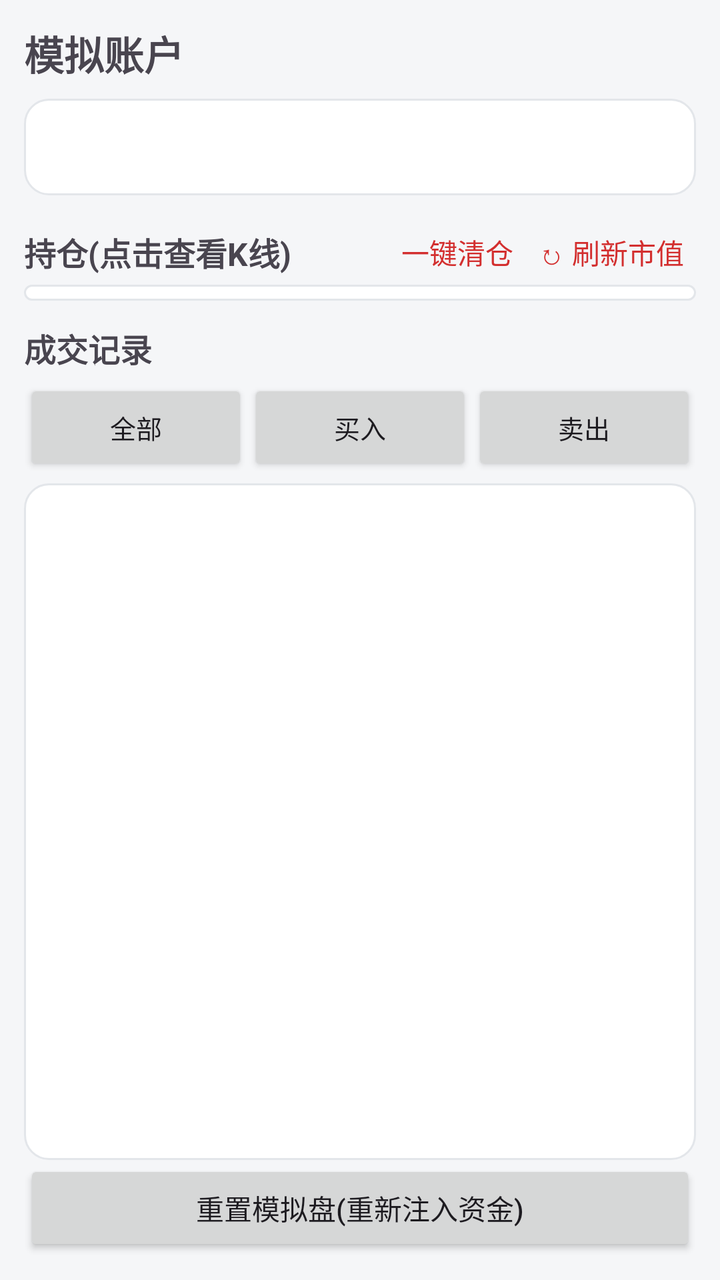
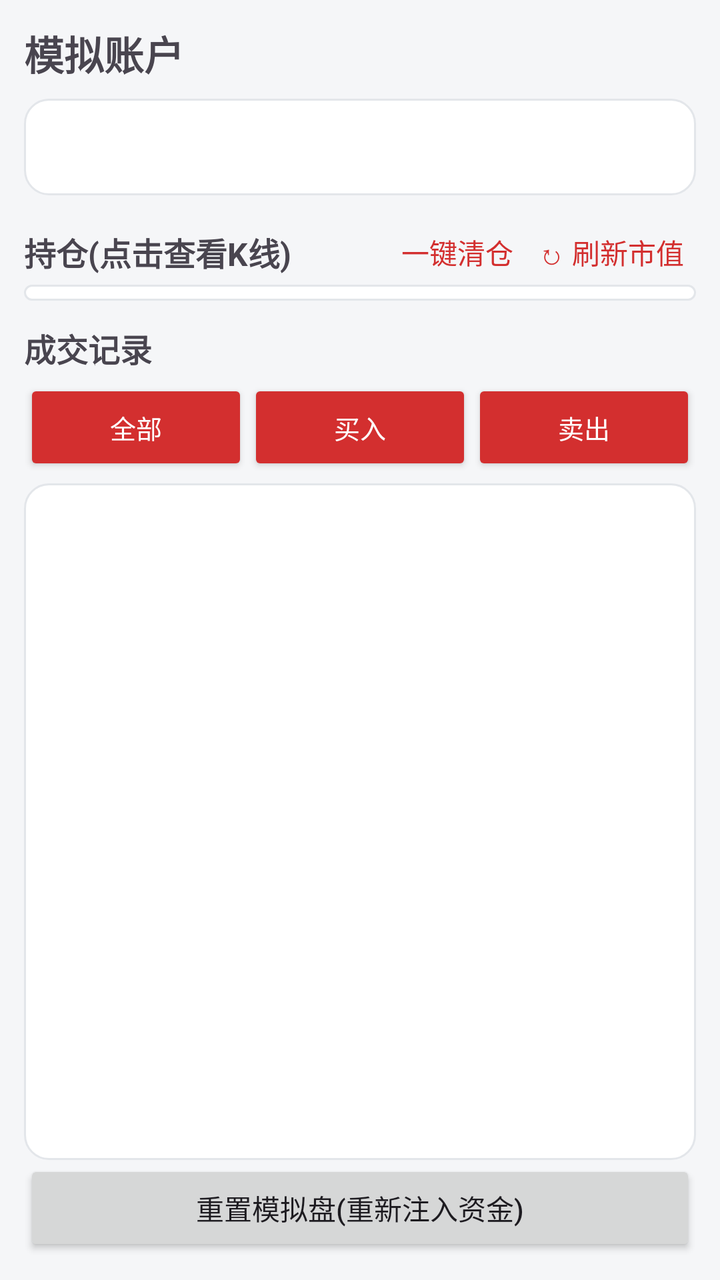

Before-and-after screenshots of an Android layout around one commit, followed by the original layout XML and the change that was made.
<!-- AndroidManifest.xml: application theme Theme.QuantApp -->
<!-- res/layout/fragment_account.xml -->
<?xml version="1.0" encoding="utf-8"?>
<LinearLayout xmlns:android="http://schemas.android.com/apk/res/android"
    android:layout_width="match_parent" android:layout_height="match_parent"
    android:orientation="vertical" android:padding="12dp">

    <TextView android:layout_width="wrap_content" android:layout_height="wrap_content"
        android:text="模拟账户" android:textSize="20sp" android:textStyle="bold" />

    <TextView android:id="@+id/tv_account_summary" android:layout_width="match_parent"
        android:layout_height="wrap_content" android:layout_marginTop="8dp" android:padding="14dp"
        android:background="@drawable/bg_card" android:textSize="15sp" />

    <LinearLayout android:layout_width="match_parent" android:layout_height="wrap_content"
        android:layout_marginTop="12dp" android:orientation="horizontal" android:gravity="center_vertical">
        <TextView android:layout_width="0dp" android:layout_height="wrap_content"
            android:layout_weight="1" android:text="持仓(点击查看K线)" android:textStyle="bold" android:textSize="16sp" />
        <TextView android:id="@+id/btn_clear_positions" android:layout_width="wrap_content"
            android:layout_height="wrap_content" android:padding="6dp" android:textColor="#D32F2F"
            android:textSize="14sp" android:text="一键清仓" />
        <TextView android:id="@+id/btn_refresh_positions" android:layout_width="wrap_content"
            android:layout_height="wrap_content" android:padding="6dp" android:textColor="#D32F2F"
            android:textSize="14sp" android:text="↻ 刷新市值" />
    </LinearLayout>
    <ListView android:id="@+id/list_positions" android:layout_width="match_parent"
        android:layout_height="wrap_content" android:background="@drawable/bg_card"
        android:padding="4dp" android:divider="@color/bg" android:dividerHeight="1dp" />

    <TextView android:layout_width="wrap_content" android:layout_height="wrap_content"
        android:text="成交记录" android:layout_marginTop="12dp" android:textStyle="bold" android:textSize="16sp" />
    <LinearLayout android:layout_width="match_parent" android:layout_height="wrap_content"
        android:layout_marginTop="4dp" android:orientation="horizontal">
        <Button android:id="@+id/btn_trade_all" android:layout_width="0dp" android:layout_height="wrap_content"
            android:layout_weight="1" android:text="全部" android:textSize="13sp" />
        <Button android:id="@+id/btn_trade_buy" android:layout_width="0dp" android:layout_height="wrap_content"
            android:layout_weight="1" android:text="买入" android:textSize="13sp" />
        <Button android:id="@+id/btn_trade_sell" android:layout_width="0dp" android:layout_height="wrap_content"
            android:layout_weight="1" android:text="卖出" android:textSize="13sp" />
    </LinearLayout>
    <ListView android:id="@+id/list_trades" android:layout_width="match_parent"
        android:layout_height="0dp" android:layout_weight="1" android:layout_marginTop="4dp"
        android:background="@drawable/bg_card" android:padding="4dp" />

    <Button android:id="@+id/btn_reset" android:layout_width="match_parent"
        android:layout_height="wrap_content" android:text="重置模拟盘(重新注入资金)" />
</LinearLayout>
<!-- resources referenced by this layout -->
<resources>
  <color name="bg">#F5F6F8</color>
  <!-- drawable bg_card (drawable) -->
  <?xml version="1.0" encoding="utf-8"?>
  <shape xmlns:android="http://schemas.android.com/apk/res/android" android:shape="rectangle">
      <solid android:color="@color/card_bg" />
      <corners android:radius="12dp" />
      <stroke android:width="1dp" android:color="@color/divider" />
  </shape>
  <style name="Theme.QuantApp" parent="Theme.Material3.DayNight.NoActionBar">
          <item name="colorPrimary">@color/brand</item>
          <item name="colorPrimaryVariant">@color/brand_dark</item>
          <item name="colorOnPrimary">#FFFFFF</item>
          <item name="android:statusBarColor">@color/brand_dark</item>
          <item name="android:windowBackground">@color/bg</item>
      </style>
  <color name="card_bg">#FFFFFF</color>
  <color name="divider">#E3E6EA</color>
  <color name="brand">#D32F2F</color>
  <color name="brand_dark">#B71C1C</color>
</resources>

<!-- the commit's change to res/layout/fragment_account.xml (unified diff, before → after) -->
@@ -15,10 +15,10 @@
         <TextView android:layout_width="0dp" android:layout_height="wrap_content"
             android:layout_weight="1" android:text="持仓(点击查看K线)" android:textStyle="bold" android:textSize="16sp" />
         <TextView android:id="@+id/btn_clear_positions" android:layout_width="wrap_content"
-            android:layout_height="wrap_content" android:padding="6dp" android:textColor="#D32F2F"
+            android:layout_height="wrap_content" android:padding="6dp" android:textColor="@color/brand"
             android:textSize="14sp" android:text="一键清仓" />
         <TextView android:id="@+id/btn_refresh_positions" android:layout_width="wrap_content"
-            android:layout_height="wrap_content" android:padding="6dp" android:textColor="#D32F2F"
+            android:layout_height="wrap_content" android:padding="6dp" android:textColor="@color/brand"
             android:textSize="14sp" android:text="↻ 刷新市值" />
     </LinearLayout>
     <ListView android:id="@+id/list_positions" android:layout_width="match_parent"
@@ -30,11 +30,14 @@
     <LinearLayout android:layout_width="match_parent" android:layout_height="wrap_content"
         android:layout_marginTop="4dp" android:orientation="horizontal">
         <Button android:id="@+id/btn_trade_all" android:layout_width="0dp" android:layout_height="wrap_content"
-            android:layout_weight="1" android:text="全部" android:textSize="13sp" />
+            android:layout_weight="1" android:text="全部" android:textSize="13sp"
+            android:textColor="#FFFFFF" android:backgroundTint="@color/brand" />
         <Button android:id="@+id/btn_trade_buy" android:layout_width="0dp" android:layout_height="wrap_content"
-            android:layout_weight="1" android:text="买入" android:textSize="13sp" />
+            android:layout_weight="1" android:text="买入" android:textSize="13sp"
+            android:textColor="#FFFFFF" android:backgroundTint="@color/brand" />
         <Button android:id="@+id/btn_trade_sell" android:layout_width="0dp" android:layout_height="wrap_content"
-            android:layout_weight="1" android:text="卖出" android:textSize="13sp" />
+            android:layout_weight="1" android:text="卖出" android:textSize="13sp"
+            android:textColor="#FFFFFF" android:backgroundTint="@color/brand" />
     </LinearLayout>
     <ListView android:id="@+id/list_trades" android:layout_width="match_parent"
         android:layout_height="0dp" android:layout_weight="1" android:layout_marginTop="4dp"
